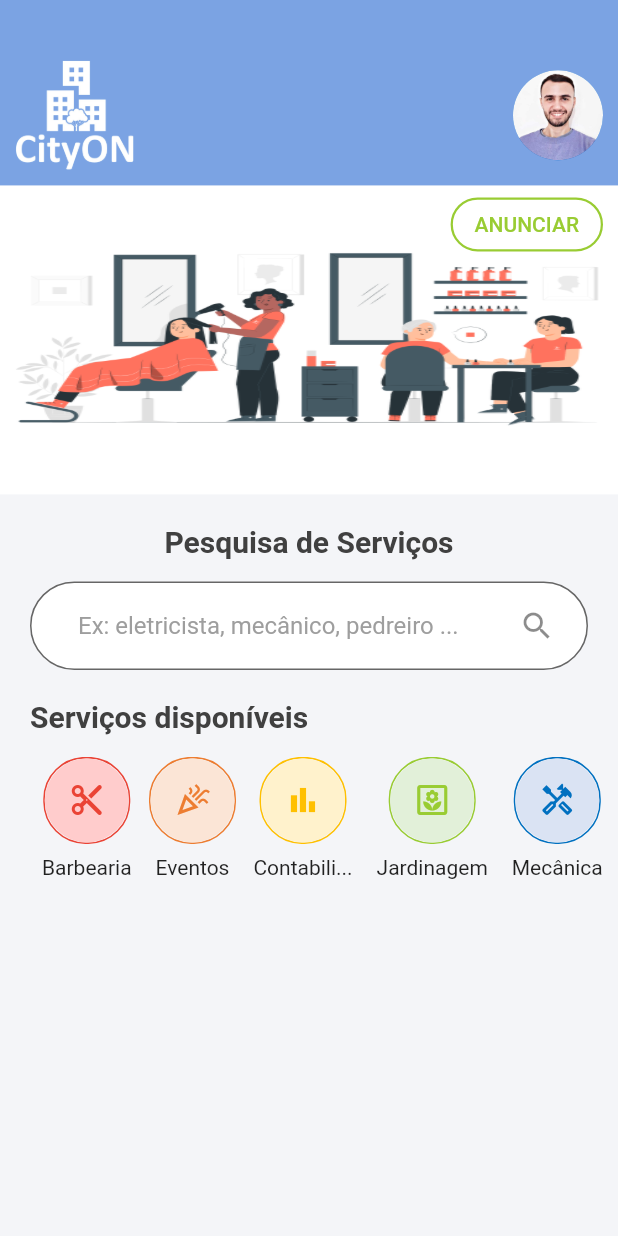
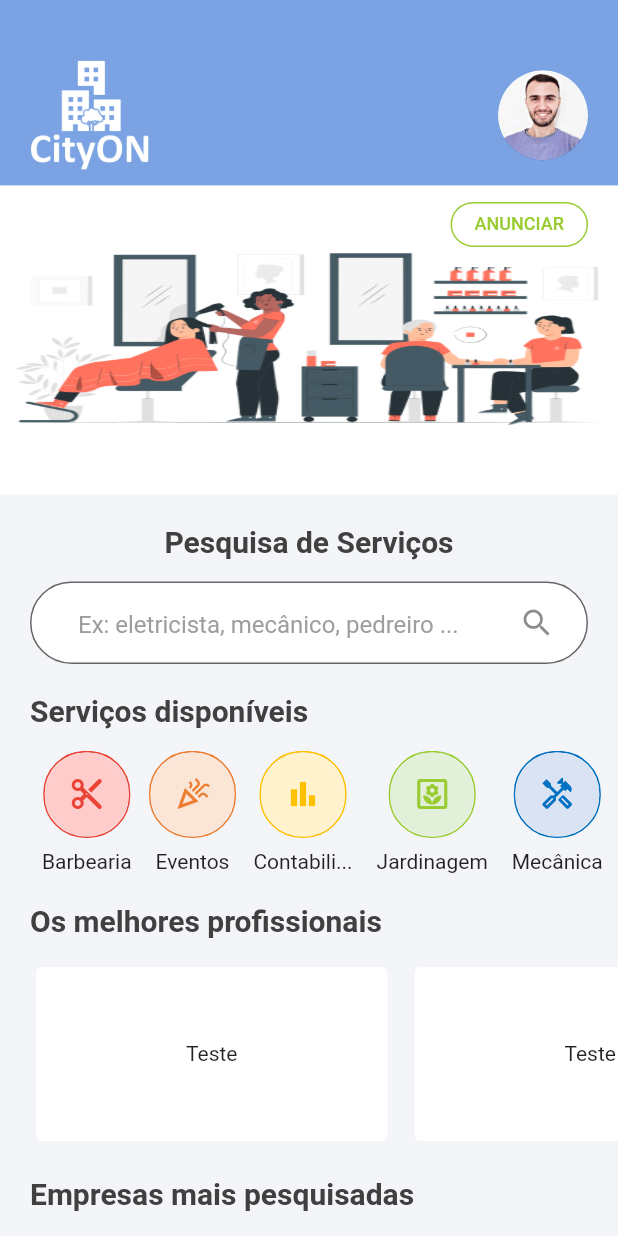
Before and after one commit to viniCastelo/cityon, a Flutter app: the screen it shows after launch, on a phone screen of 412 x 824 dp. Run offline on Flutter 3.47's test engine with Material 2 defaults, Android fonts, the light colour scheme and no system bars.

Commit message:
Criação de áreas de melhores profissionais e melhores empresas

```diff
--- a/lib/views/home_page.dart
+++ b/lib/views/home_page.dart
@@ -2,6 +2,7 @@
 
 import 'package:cityon/utils/colors/collors.dart';
 import 'package:cityon/widgets/carousel/carousel.dart';
+import 'package:cityon/widgets/professionals_card/professionals_card.dart';
 import 'package:cityon/widgets/service_category/service_category.dart';
 import 'package:cityon/widgets/widget_area/widget_area.dart';
 import 'package:flutter/material.dart';
@@ -27,9 +28,9 @@ class HomePage extends StatelessWidget {
     return Container(
       padding: const EdgeInsets.only(
         top: 40.0,
-        right: 10.0,
+        right: 20.0,
         bottom: 10.0,
-        left: 10.0,
+        left: 20.0,
       ),
       decoration: BoxDecoration(
         color: Collors.blue,
@@ -87,12 +88,38 @@ class HomePage extends StatelessWidget {
           padding: const EdgeInsets.only(left: 20.0),
           child: _listServices(),
         ),
+        WidgetArea(
+          title: Text(
+            'Os melhores profissionais',
+            style: TextStyle(
+              color: Collors.greyDark,
+              fontSize: 20.0,
+              fontWeight: FontWeight.bold,
+            ),
+          ),
+          padding: const EdgeInsets.only(top: 20.0, left: 20.0),
+          child: _listBestProfessionals(),
+        ),
+        WidgetArea(
+          title: Text(
+            'Empresas mais pesquisadas',
+            style: TextStyle(
+              color: Collors.greyDark,
+              fontSize: 20.0,
+              fontWeight: FontWeight.bold,
+            ),
+          ),
+          padding: const EdgeInsets.all(20.0),
+          child: _listBestCompanies(),
+        ),
       ],
     );
   }
 
   Widget _searchTextField() {
-    return TextFormField(
+    return SizedBox(
+      height: 55.0,
+      child: TextFormField(
         decoration: const InputDecoration(
           prefix: SizedBox(width: 20.0),
           filled: true,
@@ -102,11 +129,13 @@ class HomePage extends StatelessWidget {
           ),
           hintText: 'Ex: eletricista, mecânico, pedreiro ...',
           hintStyle: TextStyle(
+            height: 1.0,
             color: Colors.grey,
           ),
           suffixIcon: Padding(
             padding: EdgeInsets.only(right: 20.0),
             child: Icon(Icons.search),
+          ),
         ),
       ),
     );
@@ -180,4 +209,91 @@ class HomePage extends StatelessWidget {
       ),
     );
   }
+
+  Widget _listBestProfessionals() {
+    return SingleChildScrollView(
+      scrollDirection: Axis.horizontal,
+      child: Row(
+        mainAxisAlignment: MainAxisAlignment.spaceBetween,
+        children: const [
+          Card(
+            elevation: 0,
+            color: Colors.white,
+            child: Padding(
+              padding: EdgeInsets.symmetric(vertical: 50.0, horizontal: 100.0),
+              child: Text('Teste'),
+            ),
+          ),
+          SizedBox(width: 10.0),
+          Card(
+            elevation: 0,
+            color: Colors.white,
+            child: Padding(
+              padding: EdgeInsets.symmetric(vertical: 50.0, horizontal: 100.0),
+              child: Text('Teste'),
+            ),
+          ),
+          SizedBox(width: 10.0),
+          Card(
+            elevation: 0,
+            color: Colors.white,
+            child: Padding(
+              padding: EdgeInsets.symmetric(vertical: 50.0, horizontal: 100.0),
+              child: Text('Teste'),
+            ),
+          ),
+          SizedBox(width: 10.0),
+        ],
+      ),
+    );
   }
+
+  Widget _listBestCompanies() {
+    return SingleChildScrollView(
+      scrollDirection: Axis.vertical,
+      child: Column(
+        mainAxisAlignment: MainAxisAlignment.spaceBetween,
+        children: [
+          Container(
+            width: double.maxFinite,
+            child: const Card(
+              elevation: 0,
+              color: Colors.white,
+              child: Padding(
+                padding:
+                    EdgeInsets.symmetric(vertical: 50.0, horizontal: 100.0),
+                child: Text('Teste'),
+              ),
+            ),
+          ),
+          const SizedBox(height: 10.0),
+          Container(
+            width: double.maxFinite,
+            child: const Card(
+              elevation: 0,
+              color: Colors.white,
+              child: Padding(
+                padding:
+                    EdgeInsets.symmetric(vertical: 50.0, horizontal: 100.0),
+                child: Text('Teste'),
+              ),
+            ),
+          ),
+          const SizedBox(height: 10.0),
+          Container(
+            width: double.maxFinite,
+            child: const Card(
+              elevation: 0,
+              color: Colors.white,
+              child: Padding(
+                padding:
+                    EdgeInsets.symmetric(vertical: 50.0, horizontal: 100.0),
+                child: Text('Teste'),
+              ),
+            ),
+          ),
+        ],
+      ),
+    );
+  }
+}
--- a/lib/widgets/carousel/carousel.dart
+++ b/lib/widgets/carousel/carousel.dart
@@ -27,14 +27,14 @@ class Carousel extends StatelessWidget {
             alignment: AlignmentDirectional.topEnd,
             children: [
               Padding(
-                padding: const EdgeInsets.only(top: 2.0, right: 10.0),
+                padding: const EdgeInsets.only(top: 2.0, right: 20.0),
                 child: ElevatedButton(
                   onPressed: () {},
                   style: ElevatedButton.styleFrom(
+                    minimumSize: const Size(80.0, 30.0),
                     backgroundColor: Collors.white,
                     side: BorderSide(
                       color: Collors.green,
-                      width: 1.5,
                     ),
                     elevation: 0,
                     shape: RoundedRectangleBorder(
@@ -45,6 +45,7 @@ class Carousel extends StatelessWidget {
                     'ANUNCIAR',
                     style: TextStyle(
                       color: Collors.green,
+                      fontSize: 12.0,
                     ),
                   ),
                 ),
--- /dev/null
+++ b/lib/widgets/professionals_card/professionals_card.dart
@@ -0,0 +1,17 @@
+import 'package:cityon/widgets/service_category/service_category.dart';
+import 'package:flutter/material.dart';
+
+class ProfessionalsCard extends StatelessWidget {
+  const ProfessionalsCard({super.key});
+
+  @override
+  Widget build(BuildContext context) {
+    return const Card(
+      elevation: 0,
+      color: Colors.white,
+      child: ListTile(
+        leading: ServiceCategory(title: '', icon: Icon(Icons.abc)),
+      ),
+    );
+  }
+}
```
Lines whose indentation alone changed are shown as unchanged.
